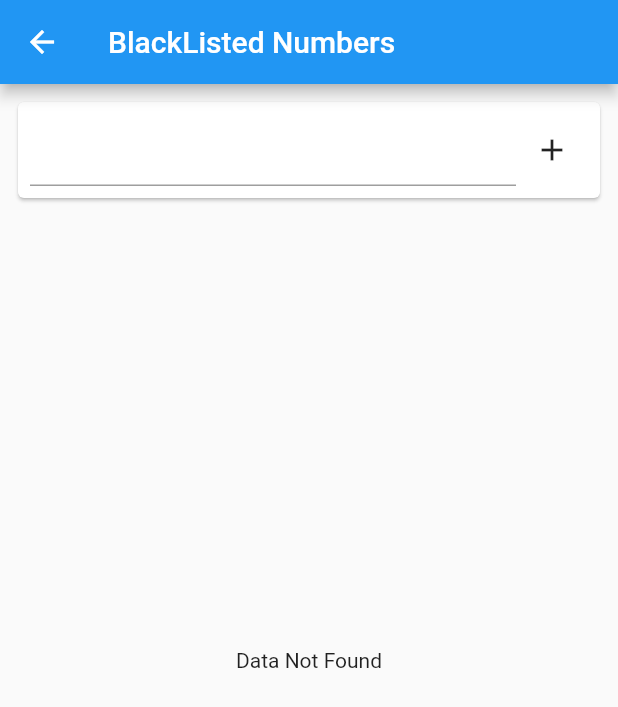
After one commit to sanchitverma168/smsvis, a Flutter app: the Settings screen opened directly, after a tap on "Blacklist Numbers", on a phone screen of 412 x 824 dp. The commit adds this screen. Shown: the top 707 px of the screen. Run offline on Flutter 3.47's test engine with Material 2 defaults, Android fonts, the phone set to English and light mode, and no system bars; our stand-ins replace connectivity, contacts_service, file_picker, floor, google_fonts, permission_handler and 3 more; missing offline and left inert: app_settings; accounts and stored records are empty; generated files the repository leaves out were written again.

Commit message:
BlackListedNumber Functionality added

```diff
--- /dev/null
+++ b/lib/database/entities/blacklistNumber.dart
@@ -0,0 +1,12 @@
+import 'package:floor/floor.dart';
+
+@entity
+class BlackListedNumber {
+  @primaryKey
+  String id;
+  String number;
+  String date;
+  String time;
+
+  BlackListedNumber(this.id, this.number, this.date, this.time);
+}
--- a/lib/providers/quicksendprovider.dart
+++ b/lib/providers/quicksendprovider.dart
@@ -125,7 +125,7 @@ class QuickSendProvider with ChangeNotifier {
 
   importCSVFILE(BuildContext context) async {
     print("${_selectedContact.length} + csv");
-    File file = await FilePicker.getFile();
+    File file = await FilePicker.getFile(allowCompression: false);
     if (file != null) {
       String name = file.path.split('/').last;
       String ext = file.path.split('.').last;
--- /dev/null
+++ b/lib/views/android/blacklistNumberPage.dart
@@ -0,0 +1,158 @@
+import 'package:Smsvis/database/entities/blacklistNumber.dart';
+import 'package:Smsvis/utils/variables.dart';
+import 'package:flutter/material.dart';
+import 'package:intl/intl.dart';
+import 'package:uuid/uuid.dart';
+import 'package:Smsvis/database/db.dart';
+
+// import 'package:intl/intl.dart';
+enum Data { Found, NotFound, Processing }
+
+class BlacklistNumberPage extends StatefulWidget {
+  BlacklistNumberPage({Key key}) : super(key: key);
+
+  @override
+  _BlacklistNumberPageState createState() => _BlacklistNumberPageState();
+}
+
+class _BlacklistNumberPageState extends State<BlacklistNumberPage> {
+  List<BlackListedNumber> blnumbers;
+  var data = Data.Processing;
+  final GlobalKey<FormState> _addnumberKey = new GlobalKey<FormState>();
+  String number;
+  add() async {
+    final database =
+        await $FloorAppDatabase.databaseBuilder(databaseName).build();
+    final form = _addnumberKey.currentState;
+    form.save();
+    String uuid = Uuid().v4();
+    DateTime dt = DateTime.now();
+    String date = dt.year.toString() + dt.month.toString() + dt.day.toString();
+    String time = dt.hour.toString() + dt.minute.toString();
+    var bNumber = BlackListedNumber(uuid, number, date, time);
+    final blacklistdao = database.blacklistdao;
+    blacklistdao.save(bNumber);
+    form.reset();
+    database.close();
+
+    getnumbers();
+    print(true);
+  }
+
+  @override
+  void initState() {
+    getnumbers();
+    super.initState();
+  }
+
+  listTables() async {}
+
+  getnumbers() async {
+    final database =
+        await $FloorAppDatabase.databaseBuilder(databaseName).build();
+
+    final bnumbers = database.blacklistdao;
+    print(bnumbers);
+    blnumbers = await bnumbers.getallNumbers();
+    if (blnumbers.length != 0)
+      data = Data.Found;
+    else
+      data = Data.NotFound;
+    database.close();
+    setState(() {});
+  }
+
+  delete(String index) async {
+    final database =
+        await $FloorAppDatabase.databaseBuilder(databaseName).build();
+    await database.blacklistdao.deleteNumber(index);
+    print(true);
+    getnumbers();
+  }
+
+  @override
+  Widget build(BuildContext context) {
+    Widget body;
+    if (data == Data.Processing) {
+      body = Center(
+          child: CircularProgressIndicator(
+        backgroundColor: Colors.deepOrange,
+      ));
+    } else if (data == Data.Found) {
+      body = Padding(
+        padding: const EdgeInsets.only(top: 40.0),
+        child: ListView.builder(
+          reverse: true,
+          itemCount: blnumbers.length,
+          itemBuilder: (context, index) {
+            return Card(
+              child: ListTile(
+                trailing: IconButton(
+                    icon: Icon(Icons.delete),
+                    onPressed: () {
+                      delete(blnumbers[index].id);
+                    }),
+                title: Text(
+                  "${blnumbers[index].number}",
+                ),
+              ),
+            );
+          },
+        ),
+      );
+    } else
+      body = Center(child: Text("Data Not Found"));
+
+    return Scaffold(
+      appBar: AppBar(title: Text("BlackListed Numbers")),
+      body: Container(
+        padding: EdgeInsets.all(8.0),
+        child: Stack(
+          children: <Widget>[
+            Padding(
+              padding: const EdgeInsets.all(8.0),
+              child: body,
+            ),
+
+            // Padding(
+            //   padding: const EdgeInsets.only(top: 40.0),
+            //   child: ListView.builder(
+            //     itemCount: 20,
+            //     itemBuilder: (context, index) {
+            //       return Card(
+            //         child: Text("Hello"),
+            //       );
+            //     },
+            //   ),
+            // ),
+            Form(
+              key: _addnumberKey,
+              child: Card(
+                color: Colors.white,
+                child: Padding(
+                  padding: const EdgeInsets.all(8.0),
+                  child: Row(
+                    children: <Widget>[
+                      Expanded(child: TextFormField(
+                        onSaved: (newValue) {
+                          number = newValue;
+                        },
+                      )),
+                      IconButton(
+                        icon: Icon(Icons.add),
+                        onPressed: () {
+                          add();
+                        },
+                        splashColor: Colors.deepOrange,
+                      )
+                    ],
+                  ),
+                ),
+              ),
+            )
+          ],
+        ),
+      ),
+    );
+  }
+}
--- a/lib/views/android/settings/settings.dart
+++ b/lib/views/android/settings/settings.dart
@@ -1,4 +1,5 @@
 import 'package:flutter/material.dart';
+import '../blacklistNumberPage.dart';
 
 class Settings extends StatelessWidget {
   const Settings({Key key}) : super(key: key);
@@ -12,7 +13,14 @@ class Settings extends StatelessWidget {
       body: Column(
         children: <Widget>[
           ListTile(
-            leading: Icon(Icons.settings),
+            onTap: () {
+              Navigator.push(
+                  context,
+                  MaterialPageRoute(
+                    builder: (context) => BlacklistNumberPage(),
+                  ));
+            },
+            leading: Icon(Icons.block),
             title: Text("Blacklist Numbers"),
             subtitle: Text("Numbers 0"),
           ),
--- a/pubspec.yaml
+++ b/pubspec.yaml
@@ -27,7 +27,7 @@ dependencies:
   connectivity: 0.4.9
   contacts_service: 0.4.6
   cloud_firestore: 0.13.7
-  file_picker: 1.13.0
+  file_picker: 1.13.3
   firebase_analytics: 5.0.16
   firebase_core: 0.4.5
   firebase_messaging: 6.0.16
```
Also changed, not shown: lib/database/dao/blacklistdao.dart (added, +14 -0 lines), lib/database/db.dart (+9 -3 lines), lib/views/android/dashboard/sidedrawer.dart (+8 -1 lines), lib/database/db.g.dart, pubspec.lock.
